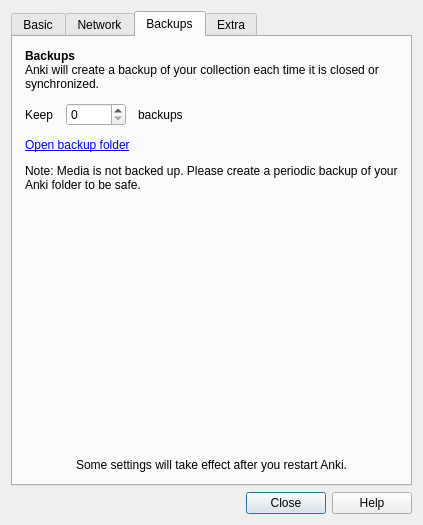
Above: designer/preferences.ui from the8thbit/anki before the change. Below: the same form after it.
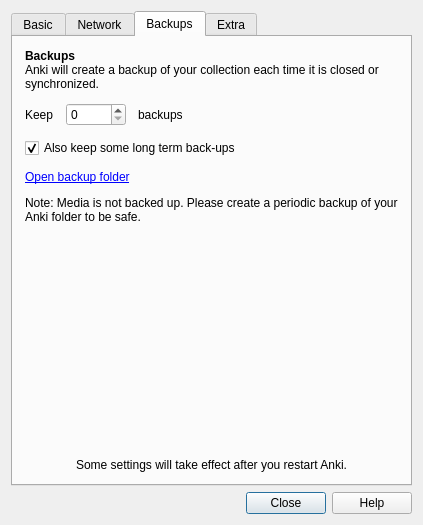
That is the form after the change. The open tabs and pages were chosen to show the change.

Commit message: Long term back-up

```diff
--- a/designer/preferences.ui
+++ b/designer/preferences.ui
@@ -423,6 +423,16 @@
          </item>
         </layout>
        </item>
+       <item>
+        <widget class="QCheckBox" name="checkBox">
+         <property name="text">
+          <string>Also keep some long term back-ups</string>
+         </property>
+         <property name="checked">
+          <bool>true</bool>
+         </property>
+        </widget>
+       </item>
        <item>
         <widget class="QLabel" name="openBackupFolder">
          <property name="text">
```
The commit also changes 7 other files.
